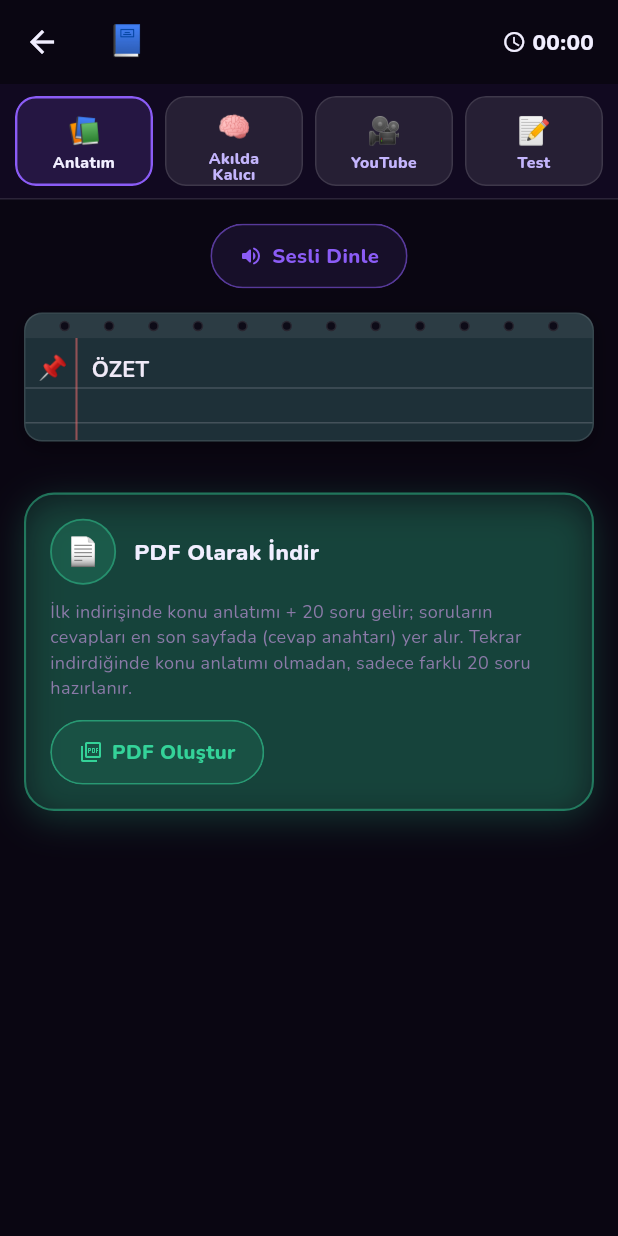
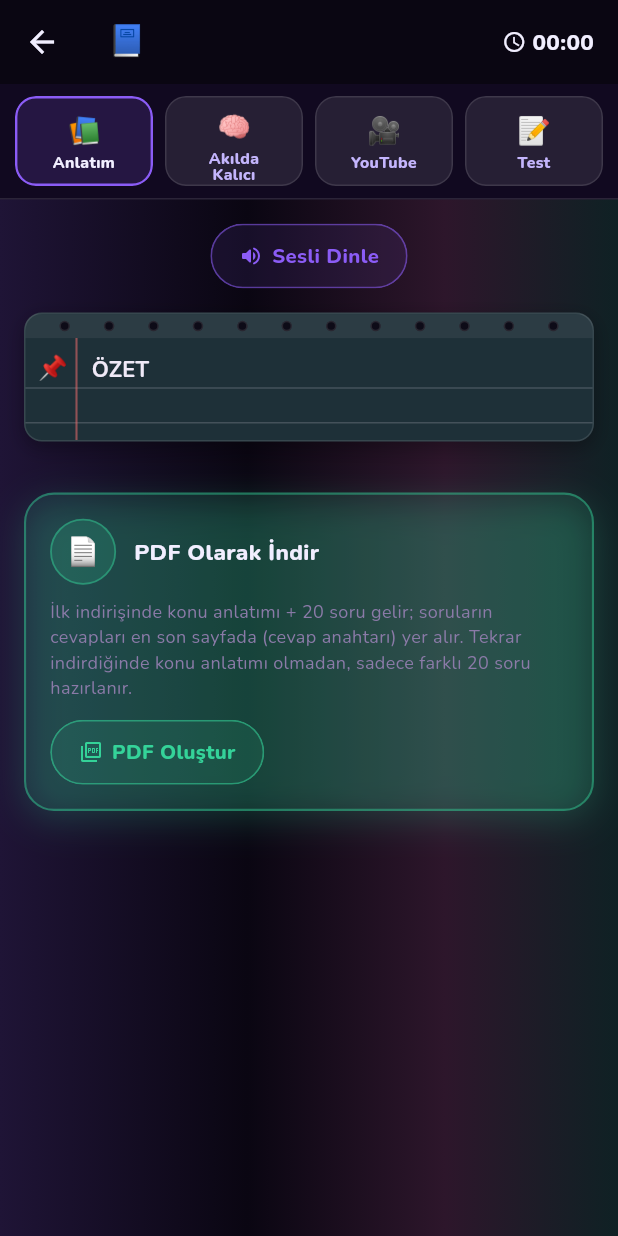
Before and after one commit to yunusemrecelikelll-cloud/Kpss_Android, a Flutter app: the TopicScreen screen opened directly with empty values, on a phone screen of 412 x 824 dp. Run offline on Flutter 3.47's test engine with Material 3 defaults, Android fonts, the phone set to English and light mode, and no system bars; our stand-ins replace audioplayers, cloud_firestore, firebase_auth, firebase_core, fl_chart, flutter_local_notifications and 10 more; missing offline and left inert: home_widget; accounts and stored records are empty; project files that could hold a hidden picture were left out.

Commit message:
Konu anlatımı arka planı: soldan sağa renkli (mor→gül→nane) gradyan zemin
Kullanıcı isteği: konu anlatımının arkası cıvıl cıvıl, soldan sağa renk geçişli;
okunur ve ferah kalacak biçimde düşük saydamlıkta yatay gradyan.

Co-Authored-By: Claude Opus 4.8 <noreply@anthropic.com>

```diff
--- a/lib/screens/topic_screen.dart
+++ b/lib/screens/topic_screen.dart
@@ -300,7 +300,30 @@ class _TopicScreenState extends State<TopicScreen> with WidgetsBindingObserver {
           ),
         ],
       ),
-      body: Column(
+      // Kullanıcı isteği: konu anlatımının arkası SOLDAN SAĞA renk geçişli,
+      // cıvıl cıvıl olsun (ama okunur/ferah kalsın, içi daralmasın). Temanın
+      // vurgu renklerinden düşük saydamlıkta yatay bir gradyan zemin.
+      body: Container(
+        decoration: BoxDecoration(
+          gradient: LinearGradient(
+            begin: Alignment.centerLeft,
+            end: Alignment.centerRight,
+            colors: [
+              Color.alphaBlend(
+                  colors.violet.withValues(alpha: colors.isLight ? 0.10 : 0.16),
+                  colors.bg),
+              colors.bg,
+              Color.alphaBlend(
+                  colors.rose.withValues(alpha: colors.isLight ? 0.09 : 0.15),
+                  colors.bg),
+              Color.alphaBlend(
+                  colors.mint.withValues(alpha: colors.isLight ? 0.08 : 0.13),
+                  colors.bg),
+            ],
+            stops: const [0.0, 0.4, 0.72, 1.0],
+          ),
+        ),
+        child: Column(
         children: [
           // Konuya girince 4 bölüm butonu (kullanıcı isteği): hangisine
           // basılırsa o bölüm açılır.
@@ -554,6 +577,7 @@ class _TopicScreenState extends State<TopicScreen> with WidgetsBindingObserver {
           ), // Expanded
         ], // Column children
       ), // Column
+      ), // Container (gradyan zemin)
     );
   }
 
```
